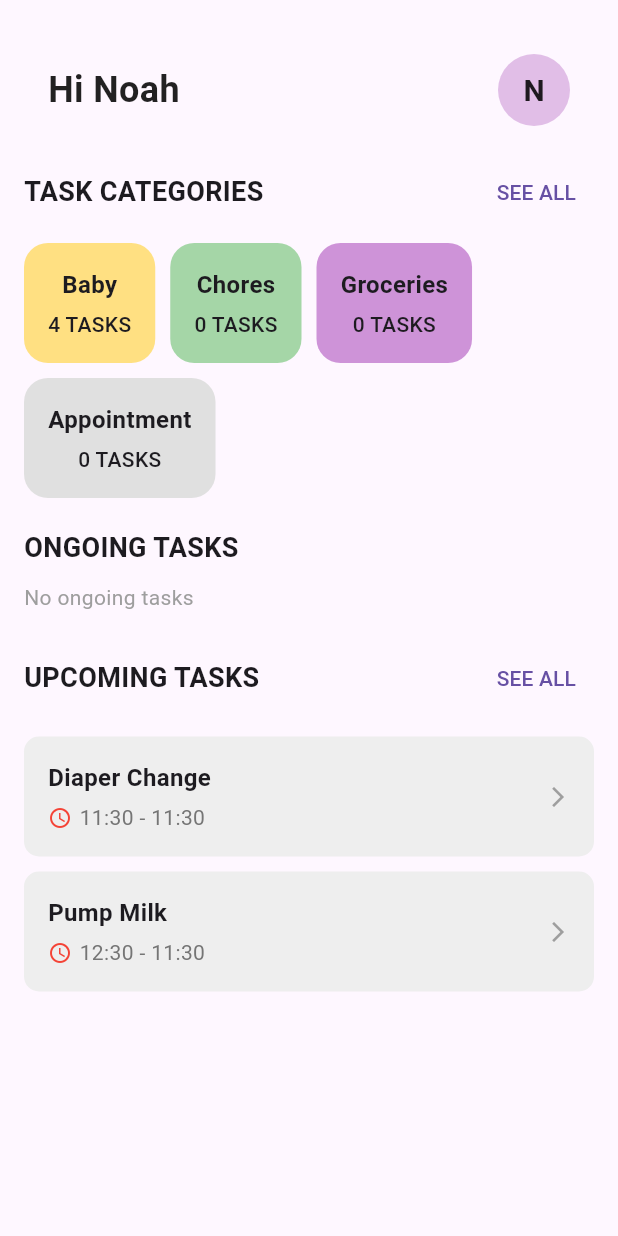
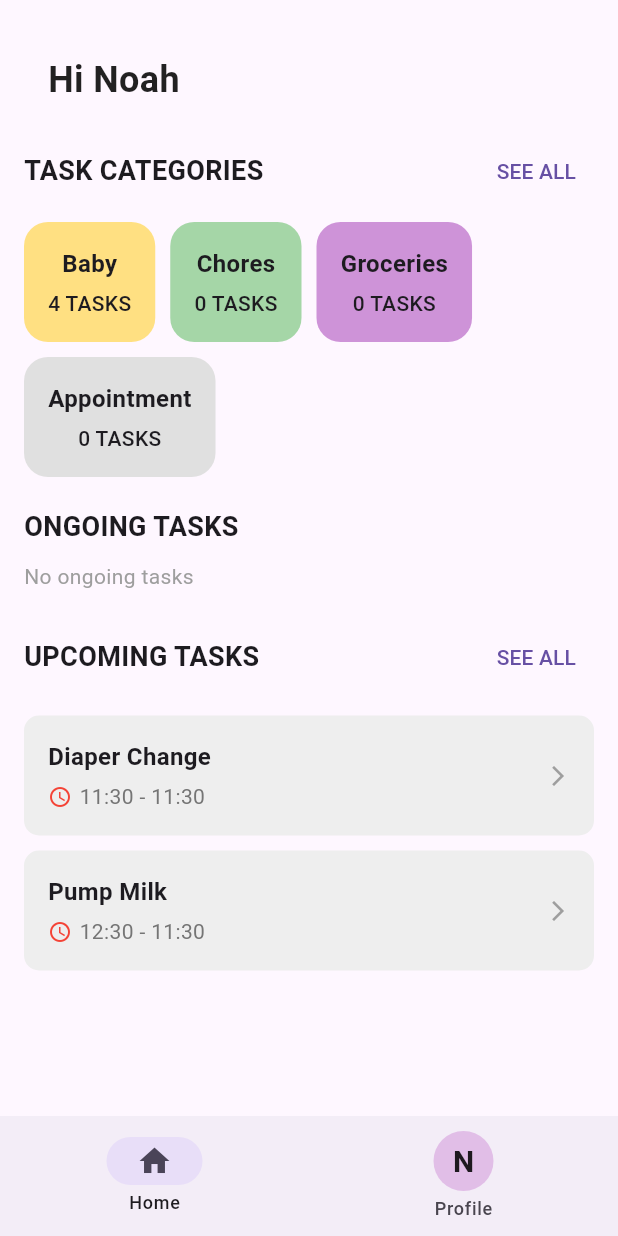
Before and after one commit to zliu46/partners, a Flutter app: the HomePage screen opened by its route, on a phone screen of 412 x 824 dp. Run offline on Flutter 3.47's test engine with Material 3 defaults, Android fonts, the phone set to English and light mode, and no system bars; our stand-ins replace firebase_auth, firebase_core; missing offline and left inert: dart:ffi; accounts and stored records are empty.

Commit message:
add navigation bar, remove profile from header

```diff
--- a/lib/pages/home_page.dart
+++ b/lib/pages/home_page.dart
@@ -1,4 +1,7 @@
+import 'dart:ffi';
+
 import 'package:flutter/material.dart';
+import 'package:partners/pages/profile_page.dart';
 import 'package:partners/widgets/header.dart';
 import 'package:partners/widgets/ongoing_task_section.dart';
 import 'package:partners/widgets/upcoming_task_section.dart';
@@ -7,8 +10,16 @@ import 'package:partners/provider/task_provider.dart';
 import 'package:partners/widgets/task_categories_section.dart';
 import 'package:partners/widgets/task_list_section.dart';
 
-class HomePage extends StatelessWidget {
+
+class HomePage extends StatefulWidget {
   const HomePage({super.key});
+
+  @override
+  State<HomePage> createState() => _HomePageState();
+}
+
+class _HomePageState extends State<HomePage> {
+  int currentPageIndex = 0;
 
   @override
   Widget build(BuildContext context) {
@@ -18,22 +29,51 @@ class HomePage extends StatelessWidget {
     final upcomingTasks = taskProvider.upcomingTasks;
 
     return Scaffold(
-      body: SafeArea(
+      bottomNavigationBar: NavigationBar(
+        onDestinationSelected: (int index) {
+          setState(() {
+            currentPageIndex = index;
+          });
+        },
+        selectedIndex: currentPageIndex,
+        destinations: <Widget>[
+          NavigationDestination(
+            selectedIcon: Icon(Icons.home),
+            icon: Icon(Icons.home_outlined),
+            label: 'Home'
+          ),
+          NavigationDestination(
+            icon: CircleAvatar(
+              radius: 20.0,
+              backgroundColor: Colors.purple[100],
+              child: Text(
+                'N',
+                style: TextStyle(
+                  fontSize: 20.0,
+                  fontWeight: FontWeight.bold,
+                  color: Colors.black87,
+                ),
+              ),
+            ),
+            label: 'Profile'
+          )
+        ]
+      ),
+      body: <Widget>[
+        SafeArea(
           child: Padding(
             padding: const EdgeInsets.all(16.0),
             child: Column(
               crossAxisAlignment: CrossAxisAlignment.start,
               children: [
                 // Header
-              Header(userName: 'Noah', userInitial: 'N'),
+                Header(userName: 'Noah', ),
                 // Task Categories Section
                 TaskCategoriesSection(categories: categories),
-
                 const SizedBox(height: 20.0),
 
                 // Ongoing Tasks Section
                 OngoingTaskSection(),
-
                 const SizedBox(height: 20.0),
 
                 UpcomingTaskSection(),
@@ -41,6 +81,9 @@ class HomePage extends StatelessWidget {
             ),
           ),
         ),
+        ProfilePage(),
+      ][currentPageIndex]
+
     );
   }
 }
--- a/lib/pages/profile_page.dart
+++ b/lib/pages/profile_page.dart
@@ -7,14 +7,9 @@ class ProfilePage extends StatelessWidget {
   Widget build(BuildContext context) {
     return Scaffold(
       appBar: AppBar(
+        automaticallyImplyLeading: false,
         backgroundColor: Colors.purple[100],
         elevation: 0,
-        leading: IconButton(
-          icon: Icon(Icons.arrow_back, color: Colors.black),
-          onPressed: () {
-            Navigator.pop(context);
-          },
-        ),
         title: Text(
           'PROFILE',
           style: TextStyle(color: Colors.black),
@@ -24,8 +19,8 @@ class ProfilePage extends StatelessWidget {
       body: SafeArea(
         child: Padding(
           padding: const EdgeInsets.all(16.0),
-          child: Column(
-            crossAxisAlignment: CrossAxisAlignment.center,
+          child: ListView(
+            //crossAxisAlignment: CrossAxisAlignment.center,
             children: [
               CircleAvatar(
                 radius: 50.0,
--- a/lib/widgets/header.dart
+++ b/lib/widgets/header.dart
@@ -2,9 +2,8 @@ import 'package:flutter/material.dart';
 
 class Header extends StatelessWidget {
   final String userName;
-  final String userInitial; // First letter of username for avatar
 
-  const Header({super.key, required this.userName, required this.userInitial});
+  const Header({super.key, required this.userName, });
 
   @override
   Widget build(BuildContext context) {
@@ -22,25 +21,6 @@ class Header extends StatelessWidget {
               color: Colors.black87,
             ),
           ),
-
-          // Profile Button (Avatar)
-          GestureDetector(
-            onTap: () {
-              Navigator.pushNamed(context, '/profile');
-            },
-            child: CircleAvatar(
-              radius: 24.0,
-              backgroundColor: Colors.purple[100],
-              child: Text(
-                userInitial,
-                style: const TextStyle(
-                  fontSize: 20.0,
-                  fontWeight: FontWeight.bold,
-                  color: Colors.black87,
-                ),
-              ),
-            ),
-          ),
         ],
       ),
     );
```
Lines whose indentation alone changed are shown as unchanged.
